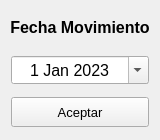
First picture: the form in App/Front/ventanasui/V_FECHA_MOVI.ui, repository LAngelVp/ProccessRMPG73, before the edit.
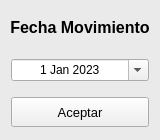
Second picture: the form after the edit.

```diff
--- a/App/Front/ventanasui/V_FECHA_MOVI.ui
+++ b/App/Front/ventanasui/V_FECHA_MOVI.ui
@@ -25,6 +25,14 @@
   <property name="windowTitle">
    <string>Formulario</string>
   </property>
+  <property name="styleSheet">
+   <string notr="true">#Formulario_FechaMovimiento{
+background-color: rgb(234, 234, 234);
+}
+#lbl_FechaMovimiento{
+color: rgb(0, 0, 0);
+}</string>
+  </property>
   <layout class="QGridLayout" name="gridLayout">
    <property name="leftMargin">
     <number>0</number>
```
